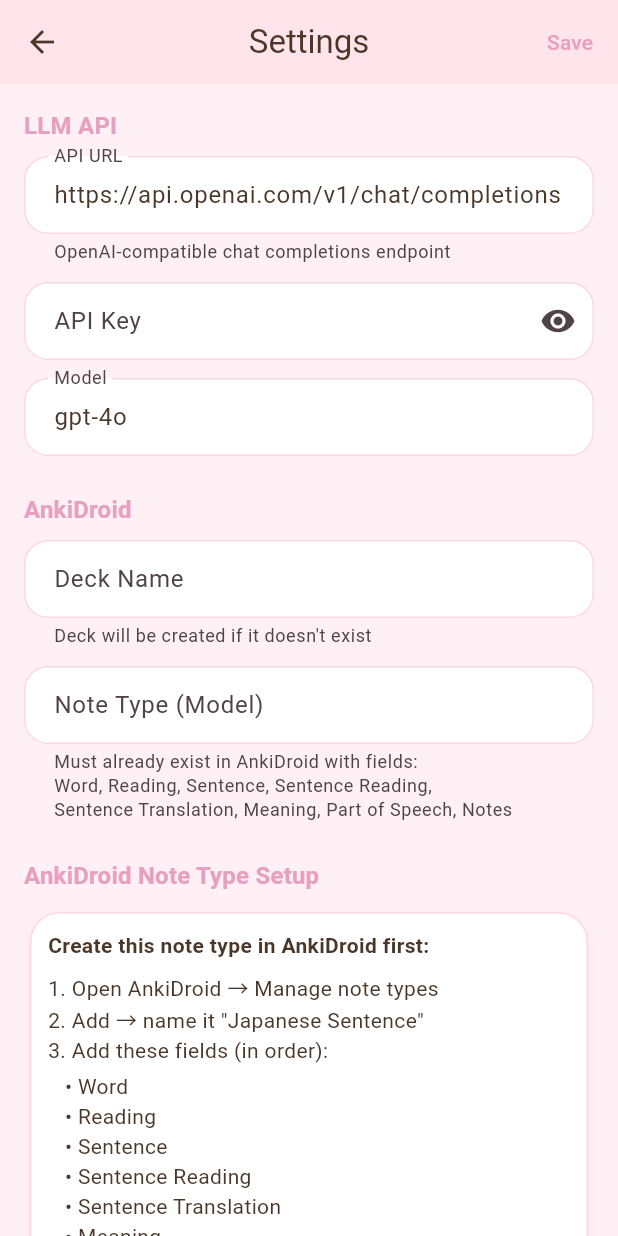
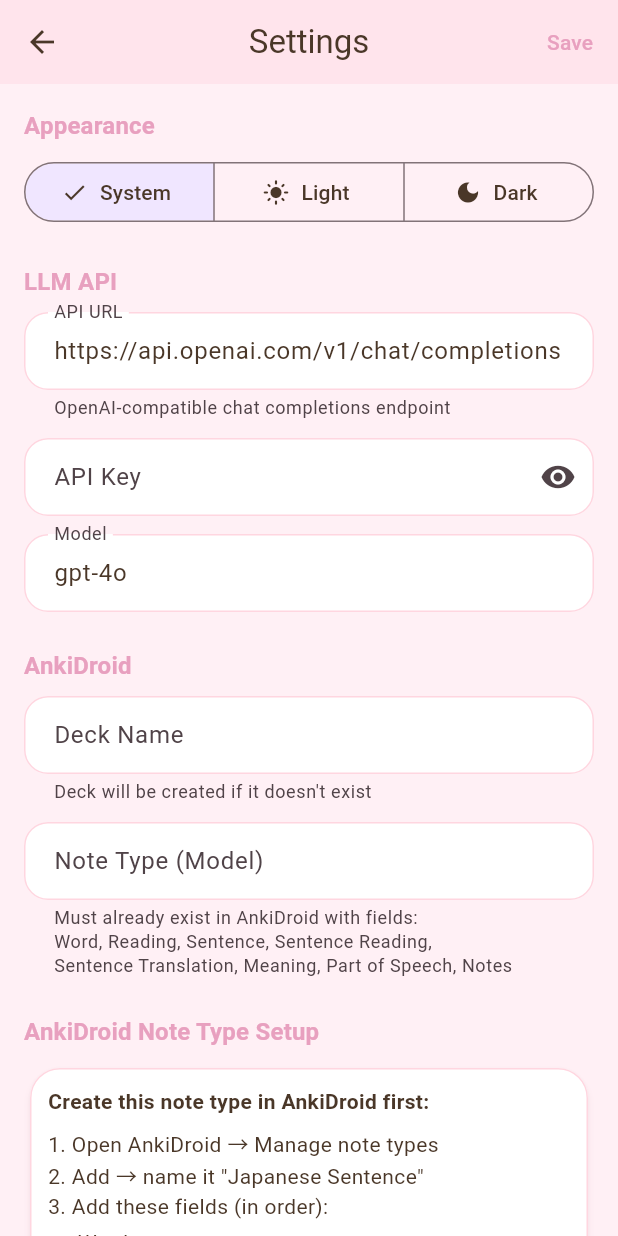
Before and after one commit to kennyhow/simple-sentence, a Flutter app: the screen it shows after launch, after a tap on the "settings" icon, on a phone screen of 412 x 824 dp. Run offline on Flutter 3.47's test engine with Material 3 defaults, Android fonts, the phone set to English and light mode, and no system bars; our stand-ins replace flutter_local_notifications, shared_preferences; missing offline and left inert: android_intent_plus, workmanager.

Commit message:
feat: add manual theme toggle (light/dark/system) to settings
The dark theme was already fully defined in bunny_theme.dart but the app
hardcoded ThemeMode.system. Now users can pick light/dark/system from
the settings screen, persisted via SharedPreferences, with instant
preview via a stateful MaterialApp wrapper.

- SettingsService: themeMode getter/setter (persisted as string)
- SimpleSentenceApp: converted to StatefulWidget for live theme updates
- SettingsScreen: SegmentedButton for light/dark/system selection
- HomeScreen: passes onThemeChanged callback through to settings

```diff
--- a/lib/main.dart
+++ b/lib/main.dart
@@ -24,10 +24,27 @@
   runApp(SimpleSentenceApp(settings: settings));
 }
 
-class SimpleSentenceApp extends StatelessWidget {
+class SimpleSentenceApp extends StatefulWidget {
   final SettingsService settings;
 
   const SimpleSentenceApp({super.key, required this.settings});
+
+  @override
+  State<SimpleSentenceApp> createState() => _SimpleSentenceAppState();
+}
+
+class _SimpleSentenceAppState extends State<SimpleSentenceApp> {
+  late ThemeMode _themeMode;
+
+  @override
+  void initState() {
+    super.initState();
+    _themeMode = widget.settings.themeMode;
+  }
+
+  void _onThemeChanged(ThemeMode mode) {
+    setState(() => _themeMode = mode);
+  }
 
   @override
   Widget build(BuildContext context) {
@@ -36,8 +53,11 @@
       debugShowCheckedModeBanner: false,
       theme: BunnyTheme.lightTheme,
       darkTheme: BunnyTheme.darkTheme,
-      themeMode: ThemeMode.system,
-      home: HomeScreen(settings: settings),
+      themeMode: _themeMode,
+      home: HomeScreen(
+        settings: widget.settings,
+        onThemeChanged: _onThemeChanged,
+      ),
     );
   }
 }
--- a/lib/screens/home_screen.dart
+++ b/lib/screens/home_screen.dart
@@ -16,8 +16,9 @@
 
 class HomeScreen extends StatefulWidget {
   final SettingsService settings;
+  final ValueChanged<ThemeMode>? onThemeChanged;
 
-  const HomeScreen({super.key, required this.settings});
+  const HomeScreen({super.key, required this.settings, this.onThemeChanged});
 
   @override
   State<HomeScreen> createState() => _HomeScreenState();
@@ -224,7 +225,10 @@
               await Navigator.push(
                 context,
                 MaterialPageRoute(
-                  builder: (_) => SettingsScreen(settings: widget.settings),
+                  builder: (_) => SettingsScreen(
+                    settings: widget.settings,
+                    onThemeChanged: widget.onThemeChanged,
+                  ),
                 ),
               );
               setState(() {});
--- a/lib/screens/settings_screen.dart
+++ b/lib/screens/settings_screen.dart
@@ -3,8 +3,9 @@
 
 class SettingsScreen extends StatefulWidget {
   final SettingsService settings;
+  final ValueChanged<ThemeMode>? onThemeChanged;
 
-  const SettingsScreen({super.key, required this.settings});
+  const SettingsScreen({super.key, required this.settings, this.onThemeChanged});
 
   @override
   State<SettingsScreen> createState() => _SettingsScreenState();
@@ -17,6 +18,7 @@
   late TextEditingController _deckController;
   late TextEditingController _ankiModelController;
   bool _showKey = false;
+  late ThemeMode _themeMode;
 
   @override
   void initState() {
@@ -31,6 +33,7 @@
         TextEditingController(text: widget.settings.deckName);
     _ankiModelController =
         TextEditingController(text: widget.settings.ankiModelName);
+    _themeMode = widget.settings.themeMode;
   }
 
   @override
@@ -49,6 +52,8 @@
     widget.settings.model = _modelController.text.trim();
     widget.settings.deckName = _deckController.text.trim();
     widget.settings.ankiModelName = _ankiModelController.text.trim();
+    widget.settings.themeMode = _themeMode;
+    widget.onThemeChanged?.call(_themeMode);
     ScaffoldMessenger.of(context).showSnackBar(
       const SnackBar(content: Text('Settings saved')),
     );
@@ -70,6 +75,33 @@
       body: ListView(
         padding: const EdgeInsets.all(16),
         children: [
+          // --- Appearance Section ---
+          _sectionHeader('Appearance'),
+          SegmentedButton<ThemeMode>(
+            segments: const [
+              ButtonSegment(
+                value: ThemeMode.system,
+                icon: Icon(Icons.brightness_auto),
+                label: Text('System'),
+              ),
+              ButtonSegment(
+                value: ThemeMode.light,
+                icon: Icon(Icons.light_mode),
+                label: Text('Light'),
+              ),
+              ButtonSegment(
+                value: ThemeMode.dark,
+                icon: Icon(Icons.dark_mode),
+                label: Text('Dark'),
+              ),
+            ],
+            selected: {_themeMode},
+            onSelectionChanged: (modes) {
+              setState(() => _themeMode = modes.first);
+            },
+          ),
+          const SizedBox(height: 24),
+
           // --- API Section ---
           _sectionHeader('LLM API'),
           TextField(
--- a/lib/services/settings_service.dart
+++ b/lib/services/settings_service.dart
@@ -1,3 +1,4 @@
+import 'package:flutter/material.dart';
 import 'package:shared_preferences/shared_preferences.dart';
 
 /// Persisted app settings.
@@ -8,6 +9,7 @@
   static const _keyDeckName = 'deck_name';
   static const _keyModelName = 'anki_model_name';
   static const _keyDefaultTemplate = 'default_template';
+  static const _keyThemeMode = 'theme_mode';
 
   final SharedPreferences _prefs;
 
@@ -51,6 +53,29 @@
   set defaultTemplate(String value) =>
       _prefs.setString(_keyDefaultTemplate, value);
 
+  // --- Theme settings ---
+
+  ThemeMode get themeMode {
+    final value = _prefs.getString(_keyThemeMode);
+    switch (value) {
+      case 'light':
+        return ThemeMode.light;
+      case 'dark':
+        return ThemeMode.dark;
+      default:
+        return ThemeMode.system;
+    }
+  }
+
+  set themeMode(ThemeMode mode) {
+    final value = switch (mode) {
+      ThemeMode.light => 'light',
+      ThemeMode.dark => 'dark',
+      _ => 'system',
+    };
+    _prefs.setString(_keyThemeMode, value);
+  }
+
   /// Template presets that inject context into the LLM prompt.
   static const Map<String, String> templates = {
     'general': '',
```
